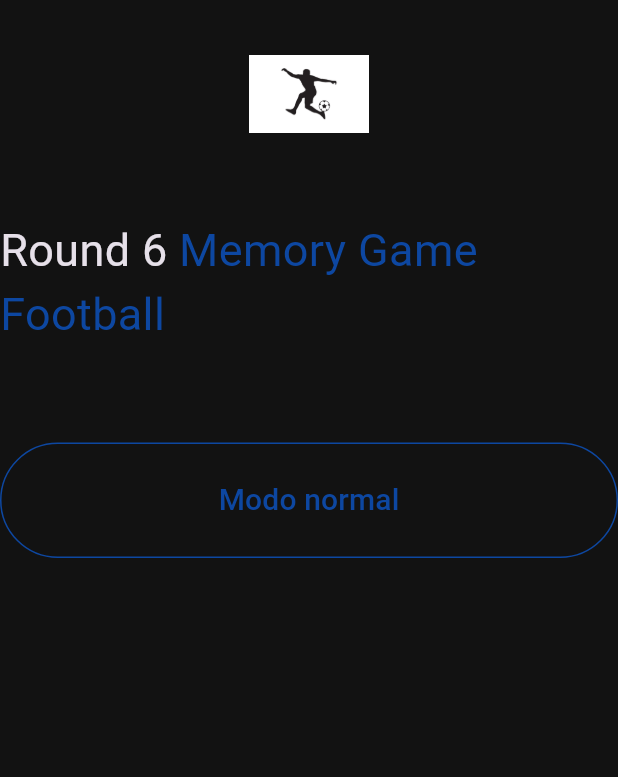
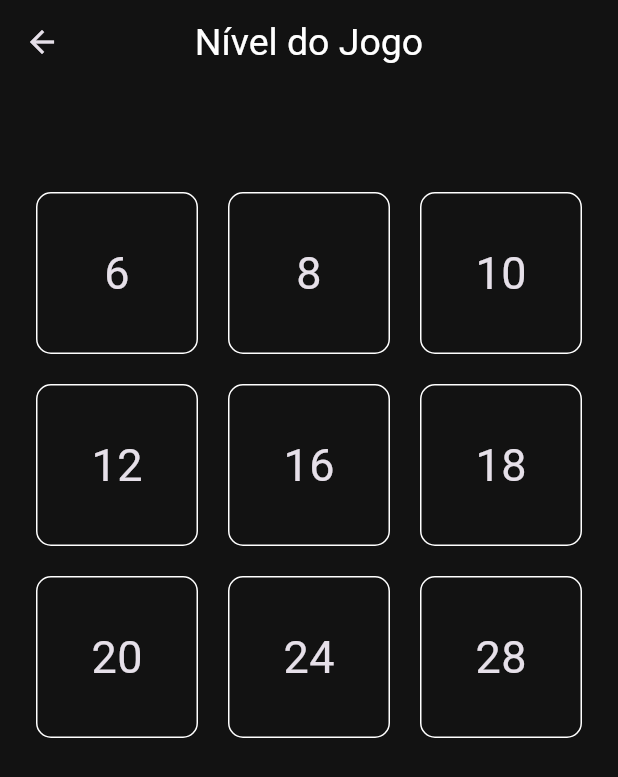
Before and after one commit to wallissonmart/app-flutter-memory-game, a Flutter app: the screen it shows after launch, after a tap on "Modo normal", on a phone screen of 412 x 824 dp. Shown: the top 777 px of the screen. Run offline on Flutter 3.47's test engine with Material 3 defaults, Android fonts, the phone set to English and light mode, and no system bars; our stand-ins replace google_fonts.

Commit message:
cards with images of players

```diff
--- /dev/null
+++ b/lib/constants.dart
@@ -0,0 +1,9 @@
+enum Modo {
+  normal,
+  ucl,
+}
+
+enum Resultado {
+  aprovado,
+  eliminado,
+}
--- a/lib/pages/home_page.dart
+++ b/lib/pages/home_page.dart
@@ -1,3 +1,5 @@
+import 'package:app_flutter_game_cards/constants.dart';
+import 'package:app_flutter_game_cards/pages/nivel_page.dart';
 import 'package:app_flutter_game_cards/theme.dart';
 import 'package:app_flutter_game_cards/widgets/logo.dart';
 import 'package:app_flutter_game_cards/widgets/start_button.dart';
@@ -6,16 +8,35 @@ import 'package:flutter/material.dart';
 class HomePage extends StatelessWidget {
   const HomePage({Key? key}) : super(key: key);
 
+  selecionarNivel(Modo modo, BuildContext context) async {
+    await Navigator.push(
+      context,
+      MaterialPageRoute(
+        builder: (context) => NivelPage(modo: modo),
+      ),
+    );
+  }
+
   @override
   Widget build(BuildContext context) {
     return Scaffold(
-      body: Column(
+        body: Padding(
+      padding: const EdgeInsets.all(24.0),
+      child: Column(
+        mainAxisAlignment: MainAxisAlignment.center,
+        crossAxisAlignment: CrossAxisAlignment.center,
         children: [
           Logo(),
           StartButton(
-              title: "Modo normal", color: MemoryGameTheme.color, action: () {})
+              title: "Modo normal",
+              color: Colors.white,
+              action: () => selecionarNivel(Modo.normal, context)),
+          StartButton(
+              title: "Modo UCL",
+              color: MemoryGameTheme.color,
+              action: () => selecionarNivel(Modo.ucl, context))
         ],
       ),
-    );
+    ));
   }
 }
--- /dev/null
+++ b/lib/pages/nivel_page.dart
@@ -0,0 +1,38 @@
+import 'package:app_flutter_game_cards/constants.dart';
+import 'package:app_flutter_game_cards/widgets/card_nivel.dart';
+import 'package:flutter/material.dart';
+
+class NivelPage extends StatelessWidget {
+  final Modo modo;
+
+  const NivelPage({Key? key, required this.modo}) : super(key: key);
+
+  @override
+  Widget build(BuildContext context) {
+    return Scaffold(
+      appBar: AppBar(
+        title: const Text('Nível do Jogo'),
+      ),
+      body: Padding(
+        padding: const EdgeInsets.only(top: 48),
+        child: GridView.count(
+          crossAxisCount: 3,
+          mainAxisSpacing: 20,
+          crossAxisSpacing: 20,
+          padding: const EdgeInsets.all(24),
+          children: [
+            CardNivel(modo: modo, nivel: 6),
+            CardNivel(modo: modo, nivel: 8),
+            CardNivel(modo: modo, nivel: 10),
+            CardNivel(modo: modo, nivel: 12),
+            CardNivel(modo: modo, nivel: 16),
+            CardNivel(modo: modo, nivel: 18),
+            CardNivel(modo: modo, nivel: 20),
+            CardNivel(modo: modo, nivel: 24),
+            CardNivel(modo: modo, nivel: 28),
+          ],
+        ),
+      ),
+    );
+  }
+}
--- /dev/null
+++ b/lib/widgets/card_nivel.dart
@@ -0,0 +1,46 @@
+import 'package:app_flutter_game_cards/constants.dart';
+import 'package:app_flutter_game_cards/pages/game_page.dart';
+import 'package:app_flutter_game_cards/theme.dart';
+import 'package:flutter/material.dart';
+
+class CardNivel extends StatelessWidget {
+  final Modo modo;
+  final int nivel;
+
+  const CardNivel({
+    Key? key,
+    required this.modo,
+    required this.nivel,
+  }) : super(key: key);
+
+  @override
+  Widget build(BuildContext context) {
+    return InkWell(
+      onTap: () => Navigator.push(
+        context,
+        MaterialPageRoute(
+          fullscreenDialog: true,
+          builder: (BuildContext context) => GamePage(modo: modo, nivel: nivel),
+        ),
+      ),
+      borderRadius: const BorderRadius.all(Radius.circular(10)),
+      child: Container(
+        width: 90,
+        height: 90,
+        padding: const EdgeInsets.all(8),
+        decoration: BoxDecoration(
+          border: Border.all(
+            color: modo == Modo.normal ? Colors.white : MemoryGameTheme.color,
+          ),
+          borderRadius: const BorderRadius.all(Radius.circular(10)),
+          color: modo == Modo.normal
+              ? Colors.transparent
+              : MemoryGameTheme.color.withOpacity(.6),
+        ),
+        child: Center(
+          child: Text(nivel.toString(), style: const TextStyle(fontSize: 30)),
+        ),
+      ),
+    );
+  }
+}
--- a/lib/widgets/logo.dart
+++ b/lib/widgets/logo.dart
@@ -10,17 +10,21 @@ class Logo extends StatelessWidget {
       children: [
         Padding(
           padding: const EdgeInsets.only(bottom: 20),
-          child: Image.asset('images/logo.jpg', width: 80, height: 125),
+          child: ClipRRect(
+            borderRadius: BorderRadius.circular(30.0),
+            child: Image.asset('images/logo.jpg',
+                width: 80, height: 80, fit: BoxFit.cover),
+          ),
         ),
         Padding(
           padding: const EdgeInsets.only(bottom: 40),
           child: RichText(
             text: TextSpan(
-              text: 'Round 6 ',
+              text: 'Memory Game ',
               style: DefaultTextStyle.of(context).style.copyWith(fontSize: 30),
               children: const [
                 TextSpan(
-                  text: 'Memory Game Football',
+                  text: 'Football',
                   style: TextStyle(color: MemoryGameTheme.color),
                 )
               ],
--- a/pubspec.yaml
+++ b/pubspec.yaml
@@ -35,7 +35,8 @@ dependencies:
   # The following adds the Cupertino Icons font to your application.
   # Use with the CupertinoIcons class for iOS style icons.
   cupertino_icons: ^1.0.2
-  google_fonts: ^2.0.0
+  google_fonts: ^4.0.3
+
 
 dev_dependencies:
   flutter_test:
```
Also changed, not shown: lib/pages/game_page.dart (added, +48 -0 lines), lib/pages/recordes_page.dart (added, +67 -0 lines), lib/widgets/card_game.dart (added, +94 -0 lines), lib/widgets/recordes.dart (added, +57 -0 lines), images/0.jpg (renamed from images/6.jpg), images/back-card.jpg (deleted), images/football-background.png (added), images/ucl-background.png (added), pubspec.lock.
